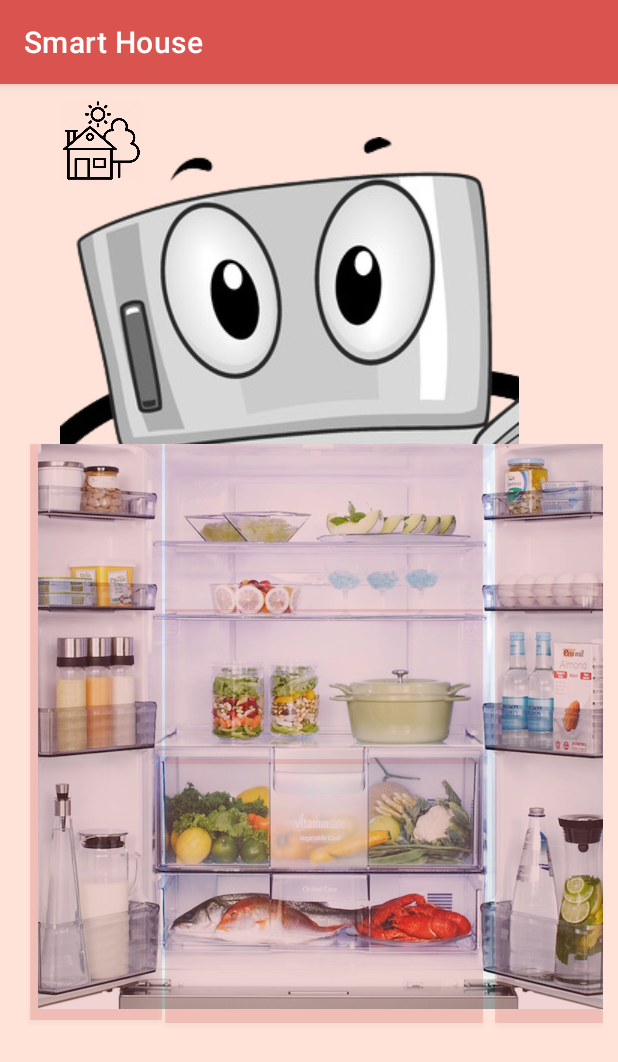
After one commit to michneaionuc/ECHIPA_13_PIU_2020, an Android app: the InsideFridgeZoomOutActivity screen opened directly, with no data from a screen before it, on a phone screen of 412 x 824 dp. The commit adds this screen. Shown: the top 1062 px of the screen. Run offline under Robolectric (Android 15) with nearby library versions, the phone set to English and light mode, and no system bars.

Commit message:
add smart fridge inside page

```diff
--- a/app/src/main/java/com/example/smarthouse/MapActivity.kt
+++ b/app/src/main/java/com/example/smarthouse/MapActivity.kt
@@ -82,7 +82,7 @@ class MapActivity : AppCompatActivity() {
                     android.graphics.Point(motionEvent.x.roundToInt(), motionEvent.y.roundToInt())
                 println(screenPoint.x)
                 println(screenPoint.y)
-                if (screenPoint.x > 450 && screenPoint.x < 700 && screenPoint.y > 850 && screenPoint.y < 1100) {
+                if (screenPoint.x > 450 && screenPoint.x < 700 && screenPoint.y > 820 && screenPoint.y < 1100) {
                     val intent = Intent(this@MapActivity, MainActivity::class.java)
                     startActivity(intent)
                 }
--- /dev/null
+++ b/app/src/main/java/com/example/smarthouse/fridge/InsideFridgeZoomOutActivity.kt
@@ -0,0 +1,62 @@
+package com.example.smarthouse.fridge
+
+import android.annotation.SuppressLint
+import android.content.Intent
+import android.graphics.Color
+import androidx.appcompat.app.AppCompatActivity
+import android.os.Bundle
+import android.view.MotionEvent
+import android.view.View
+import android.widget.Button
+import android.widget.ImageView
+import com.example.smarthouse.R
+
+class InsideFridgeZoomOutActivity : AppCompatActivity() {
+    @SuppressLint("ClickableViewAccessibility")
+    override fun onCreate(savedInstanceState: Bundle?) {
+        super.onCreate(savedInstanceState)
+        setContentView(R.layout.activity_inside_fridge_zoom_out)
+
+        val user = intent.getStringExtra("user")
+        val userIcon: ImageView = findViewById(R.id.user_icon)
+
+        when(user) {
+            "parents" -> {
+                userIcon.setBackgroundResource(R.drawable.parents_icon)
+            }
+            "teenage" -> {
+                userIcon.setBackgroundResource(R.drawable.teenage_girl_icon)
+            }
+            "grandparents" -> {
+                userIcon.setBackgroundResource(R.drawable.grand_parents_icon)
+            }
+        }
+
+        val buttonRaft1: Button = findViewById(R.id.button_raft_1)
+        buttonRaft1.setOnClickListener {
+            buttonRaft1.setBackgroundColor(Color.TRANSPARENT)
+        }
+
+        val buttonRaft2: Button = findViewById(R.id.button_raft_2)
+        buttonRaft2.setOnClickListener {
+            buttonRaft2.setBackgroundColor(Color.TRANSPARENT)
+        }
+
+        val buttonRaft3: Button = findViewById(R.id.button_raft_3)
+        buttonRaft3.setOnClickListener {
+            buttonRaft3.setBackgroundColor(Color.TRANSPARENT)
+        }
+
+        val buttonRaft4: Button = findViewById(R.id.button_door_1)
+        buttonRaft4.setOnClickListener {
+            buttonRaft4.setBackgroundColor(Color.TRANSPARENT)
+        }
+
+        val buttonRaft5: Button = findViewById(R.id.button_door_2)
+        buttonRaft5.setOnClickListener {
+            buttonRaft5.setBackgroundColor(Color.TRANSPARENT)
+        }
+
+
+    }
+}
--- a/app/src/main/java/com/example/smarthouse/fridge/MenuFridgeActivity.kt
+++ b/app/src/main/java/com/example/smarthouse/fridge/MenuFridgeActivity.kt
@@ -2,6 +2,7 @@ package com.example.smarthouse.fridge
 
 import android.content.Intent
 import android.os.Bundle
+import android.widget.Button
 import android.widget.ImageButton
 import android.widget.ImageView
 import androidx.appcompat.app.AppCompatActivity
@@ -29,6 +30,13 @@ class MenuFridgeActivity : AppCompatActivity() {
             startActivity(intent)
         }
 
+        val insideButton: Button = findViewById(R.id.button_fridge_inside)
+        insideButton.setOnClickListener {
+            val intent = Intent(this, InsideFridgeZoomOutActivity::class.java)
+            intent.putExtra("user", user);
+            startActivity(intent)
+        }
+
         when(user) {
             "parents" -> {
                 userIcon.setBackgroundResource(R.drawable.parents_icon)
--- /dev/null
+++ b/app/src/main/res/layout/activity_inside_fridge_zoom_out.xml
@@ -0,0 +1,114 @@
+<?xml version="1.0" encoding="utf-8"?>
+<androidx.constraintlayout.widget.ConstraintLayout xmlns:android="http://schemas.android.com/apk/res/android"
+    xmlns:app="http://schemas.android.com/apk/res-auto"
+    xmlns:tools="http://schemas.android.com/tools"
+    android:layout_width="match_parent"
+    android:layout_height="match_parent"
+    tools:context=".fridge.InsideFridgeZoomOutActivity"
+    android:background="@color/background"
+    android:padding="10dp">
+
+
+    <ImageView
+        android:id="@+id/house_icon"
+        android:layout_width="55dp"
+        android:layout_height="55dp"
+        android:layout_marginStart="30dp"
+        android:src="@drawable/house_icon"
+        app:layout_constraintEnd_toStartOf="@+id/user_icon"
+        app:layout_constraintStart_toStartOf="parent"
+        app:layout_constraintTop_toTopOf="parent" />
+
+    <ImageView
+        android:id="@+id/user_icon"
+        android:layout_width="48dp"
+        android:layout_height="48dp"
+        android:layout_marginStart="220dp"
+        app:layout_constraintStart_toEndOf="@+id/house_icon"
+        app:layout_constraintTop_toTopOf="parent" />
+
+
+    <RelativeLayout
+        android:layout_width="match_parent"
+        android:layout_height="match_parent"
+        >
+
+        <ImageView
+            android:layout_width="wrap_content"
+            android:layout_height="wrap_content"
+            android:layout_marginStart="30dp"
+            android:layout_marginTop="25dp"
+            android:adjustViewBounds="true"
+            android:scaleType="centerCrop"
+            android:src="@drawable/fridge_eyes" />
+
+        <ImageView
+            android:id="@+id/inside_fridge_img"
+            android:layout_width="wrap_content"
+            android:layout_height="wrap_content"
+            android:layout_marginStart="15dp"
+            android:layout_marginTop="230dp"
+            android:adjustViewBounds="true"
+            android:scaleType="centerCrop"
+
+            android:src="@drawable/inside_fridge_zoom_out" />
+
+        <Button
+            android:id="@+id/button_raft_1"
+            android:layout_width="239dp"
+            android:layout_height="112dp"
+            android:layout_marginStart="100dp"
+            android:layout_marginTop="230dp"
+            android:layout_marginEnd="80dp"
+            android:layout_marginBottom="370dp"
+            android:alpha="0.2"
+            android:background="@color/background"
+            android:padding="1dp"
+            android:shadowColor="@color/black" />
+
+        <Button
+            android:id="@+id/button_raft_2"
+            android:layout_width="232dp"
+            android:layout_height="103dp"
+            android:layout_marginStart="100dp"
+            android:layout_marginTop="340dp"
+            android:layout_marginEnd="80dp"
+            android:layout_marginBottom="280dp"
+            android:alpha="0.2"
+            android:background="@color/black" />
+
+        <Button
+            android:id="@+id/button_raft_3"
+            android:layout_width="242dp"
+            android:layout_height="176dp"
+            android:layout_marginStart="100dp"
+            android:layout_marginTop="440dp"
+            android:layout_marginEnd="80dp"
+            android:layout_marginBottom="120dp"
+            android:alpha="0.2"
+            android:background="@color/purple_200" />
+
+        <Button
+            android:id="@+id/button_door_1"
+            android:layout_width="wrap_content"
+            android:layout_height="384dp"
+            android:layout_marginStart="10dp"
+            android:layout_marginTop="230dp"
+            android:layout_marginEnd="290dp"
+            android:layout_marginBottom="110dp"
+            android:alpha="0.2"
+            android:background="@color/teal_700" />
+
+        <Button
+            android:id="@+id/button_door_2"
+            android:layout_width="wrap_content"
+            android:layout_height="386dp"
+            android:layout_marginStart="320dp"
+            android:layout_marginTop="230dp"
+            android:layout_marginBottom="110dp"
+            android:alpha="0.2"
+            android:background="@color/primary_burgundy" />
+
+    </RelativeLayout>
+
+</androidx.constraintlayout.widget.ConstraintLayout>
--- a/app/src/main/res/layout/activity_main.xml
+++ b/app/src/main/res/layout/activity_main.xml
@@ -62,7 +62,7 @@
         android:id="@+id/back_button"
         android:layout_width="50dp"
         android:layout_height="50dp"
-        android:layout_marginTop="280dp"
+        android:layout_marginTop="180dp"
         android:background="@drawable/back_icon"
         android:onClick="showMap"
         android:textColor="@color/primary_burgundy"
--- a/app/src/main/res/layout/activity_menu_fridge.xml
+++ b/app/src/main/res/layout/activity_menu_fridge.xml
@@ -32,7 +32,7 @@
 
         <ImageView
             android:layout_width="match_parent"
-            android:layout_height="match_parent"
+            android:layout_height="468dp"
             android:layout_marginTop="40dp"
             android:adjustViewBounds="true"
             android:scaleType="centerCrop"
@@ -45,9 +45,9 @@
             android:layout_alignParentEnd="true"
             android:layout_alignParentBottom="true"
             android:layout_marginLeft="95dp"
-            android:layout_marginTop="280dp"
+            android:layout_marginTop="300dp"
             android:layout_marginRight="95dp"
-            android:layout_marginBottom="370dp"
+            android:layout_marginBottom="350dp"
             android:text="Let's take a look in the fridge"
             android:textAllCaps="false">
 
@@ -60,9 +60,9 @@
             android:layout_alignParentEnd="true"
             android:layout_alignParentBottom="true"
             android:layout_marginLeft="95dp"
-            android:layout_marginTop="380dp"
+            android:layout_marginTop="400dp"
             android:layout_marginRight="95dp"
-            android:layout_marginBottom="270dp"
+            android:layout_marginBottom="250dp"
             android:text="Looking for something specific?"
             android:textAllCaps="false">
 
@@ -75,9 +75,9 @@
             android:layout_alignParentEnd="true"
             android:layout_alignParentBottom="true"
             android:layout_marginLeft="95dp"
-            android:layout_marginTop="480dp"
+            android:layout_marginTop="500dp"
             android:layout_marginRight="95dp"
-            android:layout_marginBottom="170dp"
+            android:layout_marginBottom="150dp"
             android:text="Want to cook something?"
             android:textAllCaps="false">
 
@@ -90,7 +90,7 @@
             android:layout_alignParentEnd="true"
             android:layout_alignParentBottom="true"
             android:layout_marginEnd="2dp"
-            android:layout_marginBottom="620dp"
+            android:layout_marginBottom="520dp"
             android:background="@color/background"
             android:scaleType="centerCrop"
             android:src="@drawable/notification_icon_2" />
--- a/app/src/main/res/layout/login_page.xml
+++ b/app/src/main/res/layout/login_page.xml
@@ -137,7 +137,7 @@
         android:id="@+id/back_button"
         android:layout_width="50dp"
         android:layout_height="50dp"
-        android:layout_marginTop="200dp"
+        android:layout_marginTop="100dp"
         android:background="@drawable/back_icon"
         android:textColor="@color/primary_burgundy"
         app:layout_constraintTop_toBottomOf="@id/forgot_pin" />
```
Also changed, not shown: app/src/main/AndroidManifest.xml (+15 -14 lines), app/src/main/res/drawable/fridge_eyes.jpg (added), app/src/main/res/drawable/inside_fridge_zoom_out.jpg (added).
